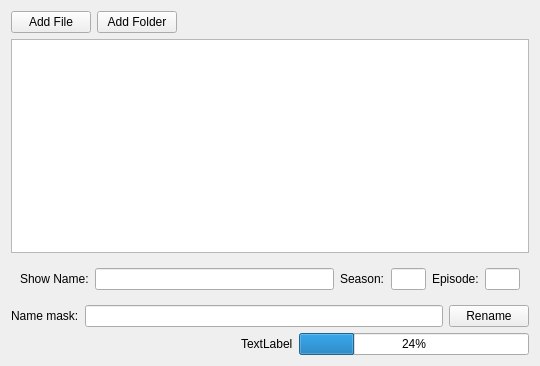
First picture: the form in ui/main.ui, repository rdno/ENBea, before the edit.
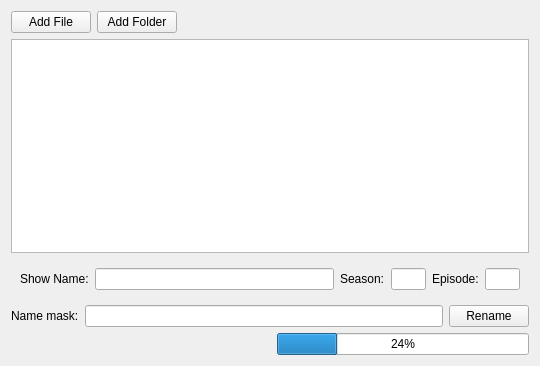
Second picture: the form after the edit.

The edit to the form file:
```diff
--- a/ui/main.ui
+++ b/ui/main.ui
@@ -192,7 +192,7 @@
        <item>
         <widget class="QLabel" name="infoLabel">
          <property name="text">
-          <string>TextLabel</string>
+          <string/>
          </property>
         </widget>
        </item>
```
Left out of the diff: 2 changed lines with no effect on the pictures.
